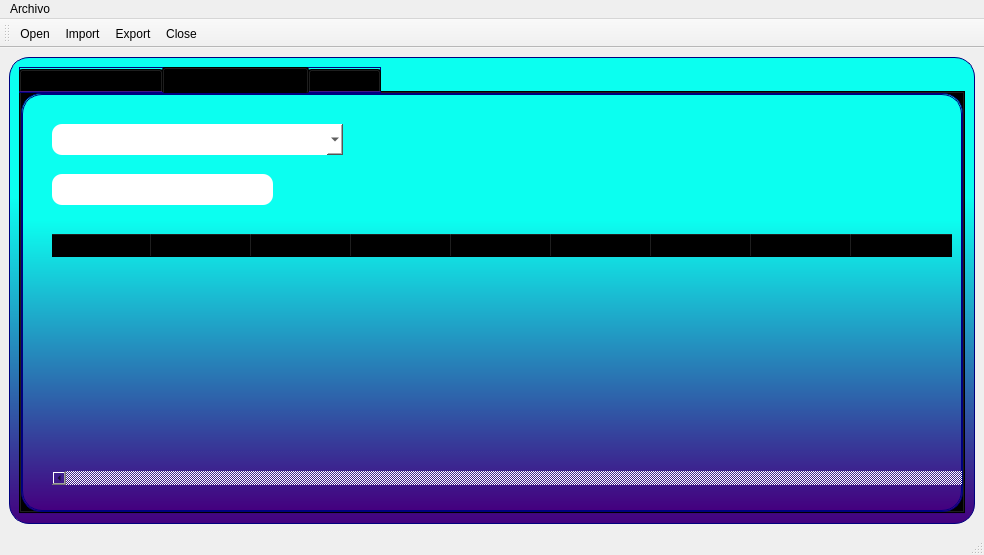
Above: Desarrollo de Interfaces/FinalProject/main_form.ui from LuisHL7/DAM2-3TRIM before the change. Below: the same form after it.
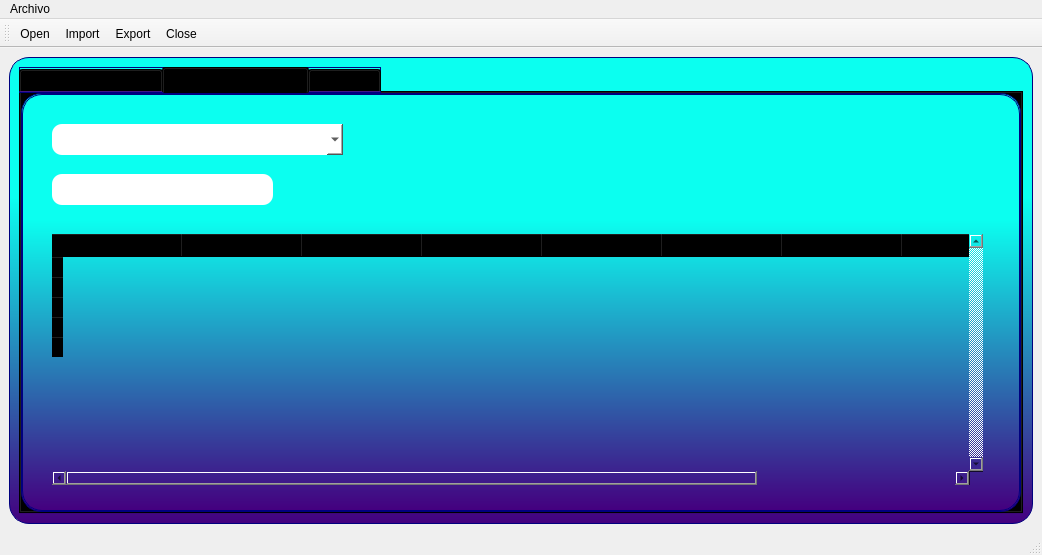
That is the form after the change. Icons and pictures are not drawn.

```diff
--- a/Desarrollo de Interfaces/FinalProject/main_form.ui
+++ b/Desarrollo de Interfaces/FinalProject/main_form.ui
@@ -6,7 +6,7 @@
    <rect>
     <x>0</x>
     <y>0</y>
-    <width>984</width>
+    <width>1042</width>
     <height>555</height>
    </rect>
   </property>
@@ -32,6 +32,9 @@
       <layout class="QVBoxLayout" name="verticalLayout_2">
        <item>
         <widget class="QTabWidget" name="tabWidget">
+         <property name="tabShape">
+          <enum>QTabWidget::Rounded</enum>
+         </property>
          <property name="currentIndex">
           <number>1</number>
          </property>
@@ -834,7 +837,7 @@
             <rect>
              <x>30</x>
              <y>140</y>
-             <width>981</width>
+             <width>931</width>
              <height>251</height>
             </rect>
            </property>
@@ -852,7 +855,7 @@
             <enum>Qt::ScrollBarAlwaysOn</enum>
            </property>
            <property name="sizeAdjustPolicy">
-            <enum>QAbstractScrollArea::AdjustToContents</enum>
+            <enum>QAbstractScrollArea::AdjustIgnored</enum>
            </property>
            <property name="dragEnabled">
             <bool>false</bool>
@@ -860,11 +863,29 @@
            <property name="alternatingRowColors">
             <bool>false</bool>
            </property>
+           <property name="textElideMode">
+            <enum>Qt::ElideMiddle</enum>
+           </property>
+           <property name="horizontalScrollMode">
+            <enum>QAbstractItemView::ScrollPerItem</enum>
+           </property>
+           <property name="showGrid">
+            <bool>true</bool>
+           </property>
            <property name="gridStyle">
             <enum>Qt::SolidLine</enum>
            </property>
+           <property name="cornerButtonEnabled">
+            <bool>true</bool>
+           </property>
+           <property name="rowCount">
+            <number>5</number>
+           </property>
            <attribute name="horizontalHeaderCascadingSectionResizes">
-            <bool>false</bool>
+            <bool>true</bool>
+           </attribute>
+           <attribute name="horizontalHeaderDefaultSectionSize">
+            <number>120</number>
            </attribute>
            <attribute name="horizontalHeaderHighlightSections">
             <bool>true</bool>
@@ -872,18 +893,32 @@
            <attribute name="horizontalHeaderMinimumSectionSize">
             <number>50</number>
            </attribute>
+           <attribute name="horizontalHeaderShowSortIndicator" stdset="0">
+            <bool>false</bool>
+           </attribute>
+           <attribute name="verticalHeaderCascadingSectionResizes">
+            <bool>true</bool>
+           </attribute>
            <attribute name="verticalHeaderDefaultSectionSize">
-            <number>50</number>
+            <number>20</number>
+           </attribute>
+           <attribute name="verticalHeaderHighlightSections">
+            <bool>true</bool>
            </attribute>
            <attribute name="verticalHeaderMinimumSectionSize">
-            <number>50</number>
+            <number>20</number>
            </attribute>
            <attribute name="verticalHeaderShowSortIndicator" stdset="0">
             <bool>false</bool>
            </attribute>
            <attribute name="verticalHeaderStretchLastSection">
-            <bool>true</bool>
+            <bool>false</bool>
            </attribute>
+           <row/>
+           <row/>
+           <row/>
+           <row/>
+           <row/>
            <column>
             <property name="text">
              <string>Código</string>
@@ -1143,7 +1178,7 @@
     <rect>
      <x>0</x>
      <y>0</y>
-     <width>984</width>
+     <width>1042</width>
      <height>21</height>
     </rect>
    </property>
```
Left out of the diff: 3 changed lines with no effect on the pictures.
